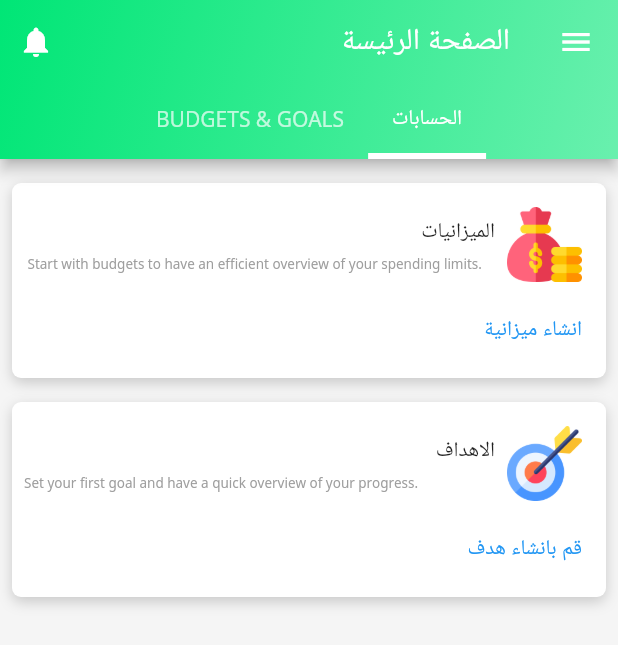
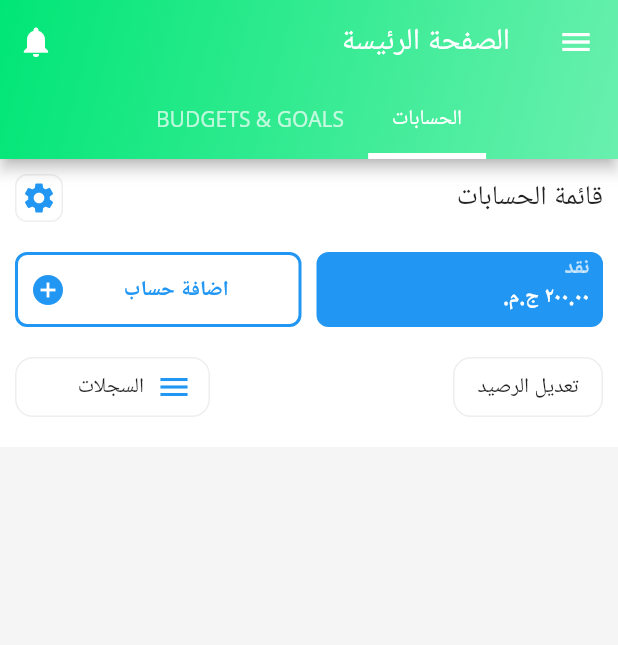
Before and after one commit to GhadaAhmed152420/Wallet, a Flutter app: the HomeScreen screen opened directly, on a phone screen of 412 x 824 dp. Shown: the top 645 px of the screen. Run offline on Flutter 3.47's test engine with Material 2 defaults, Android fonts, the phone set to English and light mode, and no system bars; our stand-ins replace smooth_page_indicator.

Commit message:
part_1 of calculations tab and some edits

```diff
--- a/lib/views/home_screen.dart
+++ b/lib/views/home_screen.dart
@@ -1,4 +1,5 @@
 import 'package:flutter/material.dart';
+import 'package:wallet/widgets/calculationsTab.dart';
 import '../widgets/budgetsAndGoalsTab.dart';
 import '../widgets/navigation_drawer.dart';
 
@@ -46,7 +47,7 @@ class HomeScreen extends StatelessWidget {
             children: [
               Expanded(
                 child: TabBarView(
-                  children: [budgetsAndGoalsTab()],
+                  children: [calculationsTab(), budgetsAndGoalsTab()],
                 ),
               ),
             ],
--- a/lib/views/login_screen.dart
+++ b/lib/views/login_screen.dart
@@ -1,5 +1,7 @@
 import 'package:flutter/material.dart';
 import 'package:wallet/views/register_screen.dart';
+
+import 'home_screen.dart';
 
 class LoginScreen extends StatelessWidget {
   const LoginScreen({Key? key}) : super(key: key);
@@ -74,7 +76,10 @@ class LoginScreen extends StatelessWidget {
               ),
               child: MaterialButton(
                 onPressed: () {
-
+                  Navigator.pushReplacement(
+                      context,
+                      MaterialPageRoute(
+                          builder: (context) => const HomeScreen()));
                 },
                 child: const Text(
                   'تسجيل الدخول',
--- a/lib/views/splash_screen.dart
+++ b/lib/views/splash_screen.dart
@@ -1,5 +1,6 @@
 import 'package:flutter/material.dart';
 
+import 'on_boarding_screen.dart';
 
 class SplashScreen extends StatefulWidget {
   const SplashScreen({Key? key}) : super(key: key);
@@ -18,12 +19,14 @@ class _SplashScreenState extends State<SplashScreen> {
           children: [
             ClipRRect(
               borderRadius: BorderRadius.circular(20),
-              child: Image.asset('assets/images/wallet.png',
+              child: Image.asset(
+                'assets/images/wallet.png',
                 width: 100,
                 height: 100,
               ),
             ),
-            const Text('Wallet',
+            const Text(
+              'Wallet',
               style: TextStyle(
                 fontSize: 50,
                 fontWeight: FontWeight.bold,
@@ -35,4 +38,13 @@ class _SplashScreenState extends State<SplashScreen> {
       ),
     );
   }
+
+  @override
+  void initState() {
+    super.initState();
+    Future.delayed(const Duration(seconds: 5), () {
+      Navigator.pushReplacement(context,
+          MaterialPageRoute(builder: (context) => const OnBoardingScreen()));
+    });
   }
+}
--- a/lib/widgets/budgetsAndGoalsTab.dart
+++ b/lib/widgets/budgetsAndGoalsTab.dart
@@ -41,9 +41,9 @@ Widget budgetsAndGoalsTab() => Container(
                             SizedBox(height: 5.0,),
                             Align(
                               alignment: Alignment.bottomLeft,
-                              child: Text('.Start with budgets to have an efficient overview of your spending limits ',
+                              child: Text('Start with budgets to have an efficient overview of your spending limits',
                                 style: TextStyle(
-                                  fontSize: 9.0,
+                                  fontSize: 8.0,
                                   color: Colors.grey,
                                 ),),
                             ),
@@ -95,7 +95,7 @@ Widget budgetsAndGoalsTab() => Container(
                               alignment: Alignment.bottomLeft,
                               child: Text('.Set your first goal and have a quick overview of your progress',
                                 style: TextStyle(
-                                  fontSize: 9.0,
+                                  fontSize: 8.0,
                                   color: Colors.grey,
                                 ),),
                             ),
--- /dev/null
+++ b/lib/widgets/calculationsTab.dart
@@ -0,0 +1,130 @@
+import 'package:flutter/cupertino.dart';
+import 'package:flutter/material.dart';
+
+Widget calculationsTab() => SingleChildScrollView(
+  child: Column(
+    children: [
+      Container(
+        height: 192,
+        width: double.infinity,
+        color: Colors.white,
+        child: Padding(
+          padding: const EdgeInsets.all(10.0),
+          child: Column(
+            children: [
+              Row(
+                children: [
+                  const Text('قائمة الحسابات',style: TextStyle(fontSize: 18.0,),),
+                  const Spacer(),
+          Container(
+            // margin: const EdgeInsets.all(15.0),
+            padding: const EdgeInsets.all(3.0),
+            decoration: BoxDecoration(
+                border: Border.all(color: Colors.grey.shade200),
+              borderRadius: BorderRadius.circular(8.0),
+            ),
+            child: const Icon(Icons.settings,color: Colors.blue,),
+          )
+            ],
+              ),
+              const SizedBox(height: 20,),
+              SizedBox(
+                width: double.infinity,
+                height: 50,
+                child: Row(
+                  children: [
+                    Expanded(
+                      child: Container(
+                        decoration: BoxDecoration(
+                          border: Border.all(color: Colors.blue),
+                          borderRadius: BorderRadius.circular(8.0),
+                          color: Colors.blue,
+                        ),
+                        child: Padding(
+                          padding: const EdgeInsets.only(right: 8.0),
+                          child: Column(
+                            crossAxisAlignment: CrossAxisAlignment.start,
+                            children: const [
+                              Text('نقد',style: TextStyle(color: Colors.white70, fontWeight: FontWeight.bold),),
+                              Text('٢٠٠.٠٠ ج.م.',style: TextStyle(color: Colors.white, fontWeight: FontWeight.bold)),
+                            ],
+                          ),
+                        ),
+                      ),
+                    ),
+                    const SizedBox(width: 10,),
+                    Expanded(
+                      child: Container(
+                        decoration: BoxDecoration(
+                          border: Border.all(color: Colors.blue, width: 2.0),
+                          borderRadius: BorderRadius.circular(8.0),
+                        ),
+                              child: Center(
+                                child: Padding(
+                                  padding: const EdgeInsets.all(8.0),
+                                  child: Row(
+                                    mainAxisAlignment: MainAxisAlignment.center,
+                                    children: const [
+                                      Spacer(),
+                                      Text('اضافة حساب',style: TextStyle(color: Colors.blue,fontWeight: FontWeight.bold),),
+                                      Spacer(),
+                                      Icon(Icons.add_circle,color: Colors.blue,),
+                                    ],
+                                  ),
+                                ),
+                              ),
+                        ),
+                      ),
+                  ],
+                ),
+              ),
+              const SizedBox(height: 20,),
+              SizedBox(
+                width: double.infinity,
+                height: 40,
+                child: Row(
+                  children: [
+                    Container(
+                      width:100.0,
+                      height:40.0,
+                      padding: const EdgeInsets.all(3.0),
+                      decoration: BoxDecoration(
+                        border: Border.all(color: Colors.grey.shade200),
+                        borderRadius: BorderRadius.circular(12.0),
+                      ),
+                      child: const Center(child: Text('تعديل الرصيد')),
+                    ),
+                    const Spacer(),
+                    Container(
+                      width:130.0,
+                      height:40.0,
+                      padding: const EdgeInsets.all(3.0),
+                      decoration: BoxDecoration(
+                        border: Border.all(color: Colors.grey.shade200),
+                        borderRadius: BorderRadius.circular(12.0),
+                      ),
+                      child: Row(
+                        children: const [
+
+                          Padding(
+                            padding: EdgeInsets.symmetric(horizontal: 8.0),
+                            child: Icon(Icons.menu,color: Colors.blue,),
+                          ),
+                          Center(child: Text('السجلات')),
+                        ],
+                      ),
+                    ),
+                  ],
+                ),
+              ),
+              const SizedBox(
+                height: 10.0,
+              ),
+              Row(),
+            ],
+          ),
+        ),
+      ),
+    ],
+  ),
+);
```
Lines whose indentation alone changed are shown as unchanged.
